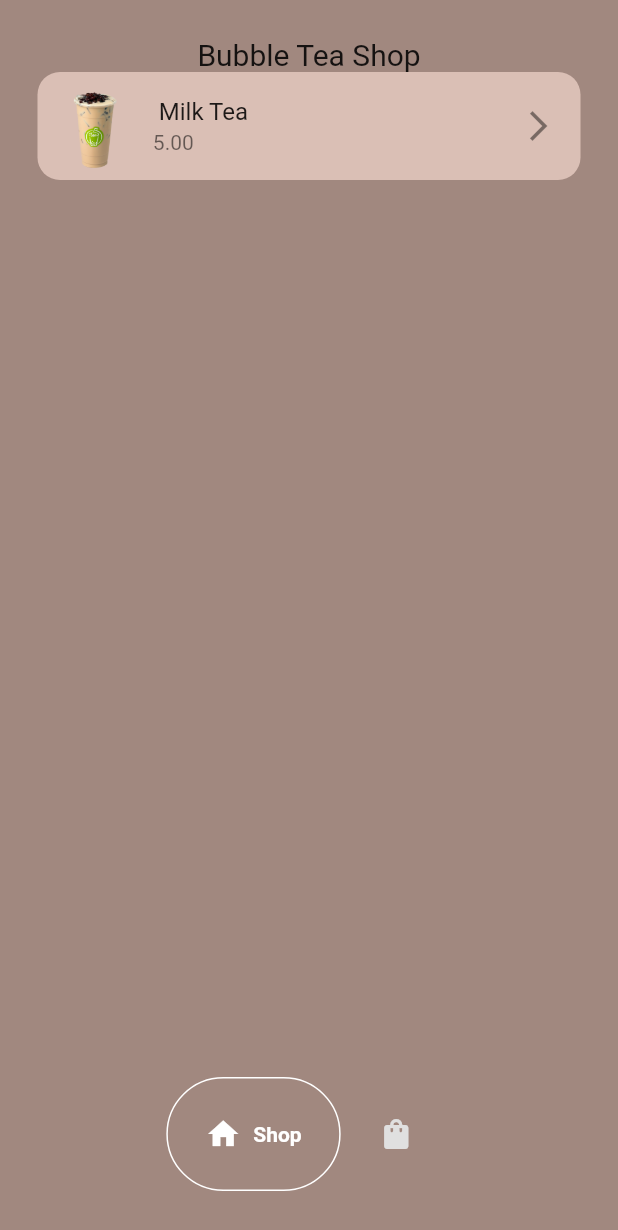
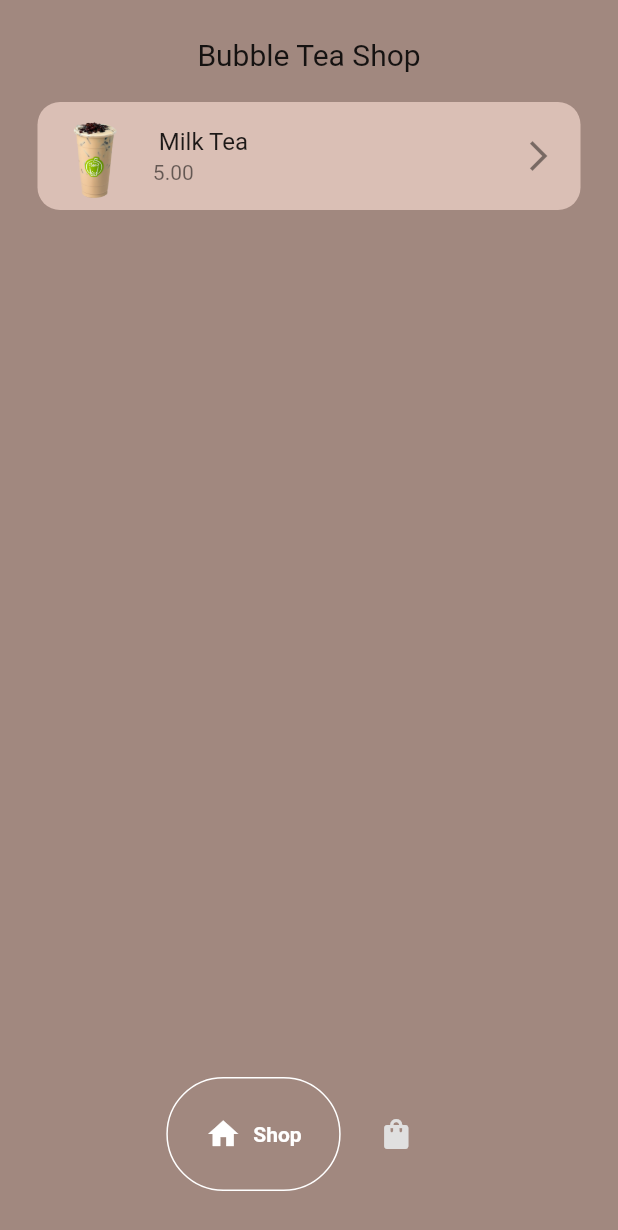
Before and after one commit to Anar95/buble_tea_app, a Flutter app: the screen it shows after launch, on a phone screen of 412 x 824 dp. Shown: the top 1230 px of the screen. Run offline on Flutter 3.47's test engine with Material 2 defaults, Android fonts, the phone set to English and light mode, and no system bars; drawn by our look-alikes of google_nav_bar.

Commit message:
Error Fix

```diff
--- a/lib/components/drink_tile.dart
+++ b/lib/components/drink_tile.dart
@@ -24,6 +24,7 @@ class _DrinkTileState extends State<DrinkTile> {
     return GestureDetector(
       onTap: widget.onTap,
       child: Container(
+        margin: EdgeInsets.only(bottom: (10)),
         decoration: BoxDecoration(
           color: const Color.fromARGB(255, 218, 191, 181),
           borderRadius: BorderRadius.circular(15),
--- a/lib/page/shop_page.dart
+++ b/lib/page/shop_page.dart
@@ -41,7 +41,8 @@ class _ShopPageState extends State<ShopPage> {
                 'Bubble Tea Shop',
                 style: TextStyle(fontSize: 20),
               ),
-
+              const SizedBox(
+                height: 20),
               //List of drşnks for sale
               Expanded(
                 child: ListView.builder(
```
Also changed, not shown: lib/page/cart_page.dart (+14 -3 lines).
